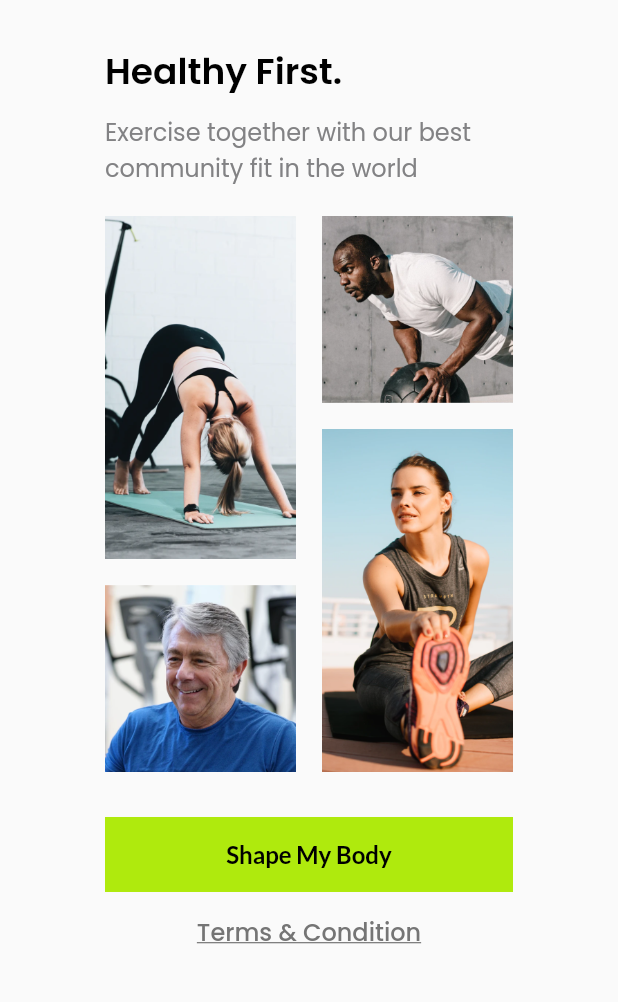
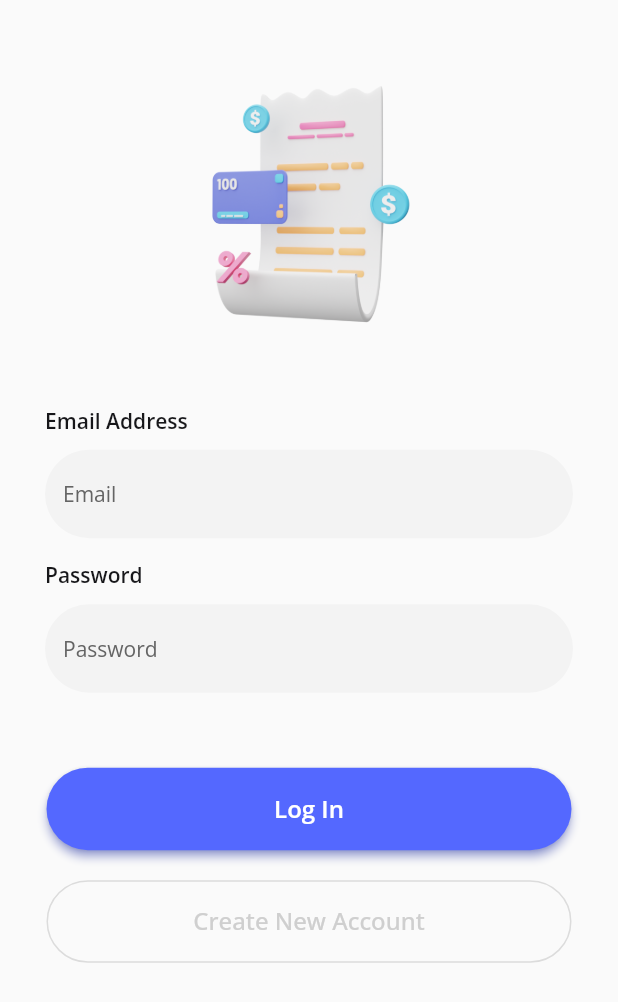
Before and after one commit to davadaviar/intro-flutter, a Flutter app: the screen it shows after launch, on a phone screen of 412 x 824 dp. Shown: the top 1002 px of the screen. Run offline on Flutter 3.47's test engine with Material 2 defaults, Android fonts, the phone set to English and light mode, and no system bars; our stand-ins replace google_fonts.

Commit message:
Add second sign in page

```diff
--- a/lib/main.dart
+++ b/lib/main.dart
@@ -5,6 +5,7 @@ import 'package:flutterday_one/pages/first_pricing.dart';
 import 'package:flutterday_one/pages/first_rate.dart';
 import 'package:flutterday_one/pages/first_signin.dart';
 import 'package:flutterday_one/pages/first_splashscreen.dart';
+import 'package:flutterday_one/pages/second_signin.dart';
 import 'package:flutterday_one/pages/second_splashscreen.dart';
 import 'package:flutterday_one/pages/second_started.dart';
 import 'package:flutterday_one/pages/started_page.dart';
@@ -16,7 +17,7 @@ class SevenDays extends StatelessWidget {
   Widget build(BuildContext context) {
     return MaterialApp(
       debugShowCheckedModeBanner: false,
-      home: SecondStarted(),
+      home: SecondSignIn(),
     );
   }
 }
--- /dev/null
+++ b/lib/pages/second_signin.dart
@@ -0,0 +1,139 @@
+import 'package:flutter/material.dart';
+import 'package:google_fonts/google_fonts.dart';
+
+class SecondSignIn extends StatelessWidget {
+  const SecondSignIn({super.key});
+
+  @override
+  Widget build(BuildContext context) {
+    return Scaffold(
+      body: Padding(
+        padding: const EdgeInsets.only(
+          top: 50,
+          left: 30,
+          right: 30,
+        ),
+        child: Column(
+          crossAxisAlignment: CrossAxisAlignment.start,
+          children: [
+            Center(
+              child: Image.asset(
+                'assets/paper_illustration.png',
+                width: 150,
+              ),
+            ),
+            SizedBox(
+              height: 50,
+            ),
+            Text(
+              'Email Address',
+              style: GoogleFonts.openSans(
+                  color: Color(0xff17171A),
+                  fontSize: 14,
+                  fontWeight: FontWeight.w600),
+            ),
+            SizedBox(
+              height: 10,
+            ),
+            TextFormField(
+              decoration: InputDecoration(
+                fillColor: Color(0xffF3F3F3),
+                filled: true,
+                border: OutlineInputBorder(
+                  borderRadius: BorderRadius.circular(70),
+                  borderSide: BorderSide.none,
+                ),
+                hintText: 'Email',
+                hintStyle: GoogleFonts.openSans(
+                  color: Color(0xff646464),
+                  fontSize: 14,
+                ),
+              ),
+            ),
+            SizedBox(
+              height: 15,
+            ),
+            Text(
+              'Password',
+              style: GoogleFonts.openSans(
+                  color: Color(0xff17171A),
+                  fontSize: 14,
+                  fontWeight: FontWeight.w600),
+            ),
+            SizedBox(
+              height: 10,
+            ),
+            TextFormField(
+              obscureText: true,
+              decoration: InputDecoration(
+                fillColor: Color(0xffF3F3F3),
+                filled: true,
+                border: OutlineInputBorder(
+                  borderRadius: BorderRadius.circular(70),
+                  borderSide: BorderSide.none,
+                ),
+                hintText: 'Password',
+                hintStyle: GoogleFonts.openSans(
+                  color: Color(0xff646464),
+                  fontSize: 14,
+                ),
+              ),
+            ),
+            SizedBox(
+              height: 50,
+            ),
+            Center(
+              child: Container(
+                width: 350,
+                height: 55,
+                child: TextButton(
+                  onPressed: () {},
+                  style: TextButton.styleFrom(
+                    backgroundColor: Color(0xff5468FF),
+                    shadowColor: Color(0xff5468FF),
+                    elevation: 2.5,
+                    shape: RoundedRectangleBorder(
+                      borderRadius: BorderRadius.circular(70),
+                    ),
+                  ),
+                  child: Text(
+                    'Log In',
+                    style: GoogleFonts.openSans(
+                      color: Colors.white,
+                      fontSize: 16,
+                      fontWeight: FontWeight.w600,
+                    ),
+                  ),
+                ),
+              ),
+            ),
+            SizedBox(
+              height: 20,
+            ),
+            Center(
+              child: Container(
+                width: 350,
+                height: 55,
+                child: OutlinedButton(
+                  style: OutlinedButton.styleFrom(
+                      shape: RoundedRectangleBorder(
+                    borderRadius: BorderRadius.circular(60),
+                  )),
+                  onPressed: () {},
+                  child: Text(
+                    'Create New Account',
+                    style: GoogleFonts.openSans(
+                      color: Color(0xffCFCFCF),
+                      fontSize: 16,
+                      fontWeight: FontWeight.w500,
+                    ),
+                  ),
+                ),
+              ),
+            )
+          ],
+        ),
+      ),
+    );
+  }
+}
```
